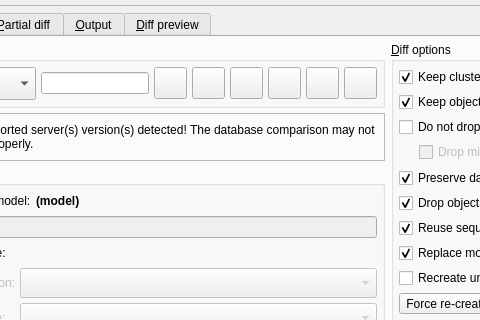
First picture: the form in libs/libgui/ui/tools/modeldatabasediffform.ui, repository pgmodeler/pgmodeler, before the edit; both pictures show x 95 to 575 and y 0 to 320 of the 820 by 792 pixel window.
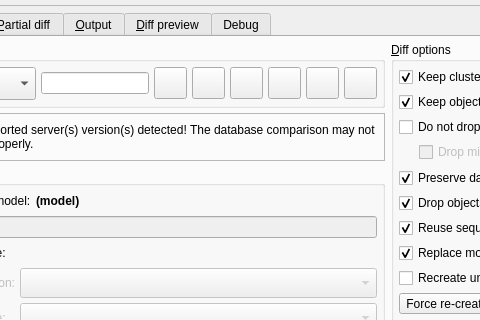
Second picture: the form after the edit. Icons and pictures are not drawn.

Commit message:
Created a custom message handler in Application that redirects messages from qDebug/qInfo/qWarning
Created the fucntion GuiUtilsNs::configureTextEditFont

Added an debug tab in DatabaseImportForm that display all debug messages
during reverse engineering

Diff of the .ui file:
```diff
--- a/libs/libgui/ui/tools/modeldatabasediffform.ui
+++ b/libs/libgui/ui/tools/modeldatabasediffform.ui
@@ -2692,6 +2692,15 @@
           </item>
          </layout>
         </widget>
+        <widget class="QWidget" name="tab_4">
+         <attribute name="icon">
+          <iconset resource="../../res/resources.qrc">
+           <normaloff>:/icons/icons/bugreport.png</normaloff>:/icons/icons/bugreport.png</iconset>
+         </attribute>
+         <attribute name="title">
+          <string>Debug</string>
+         </attribute>
+        </widget>
        </widget>
       </item>
      </layout>
```
The commit also changes 26 other files.
